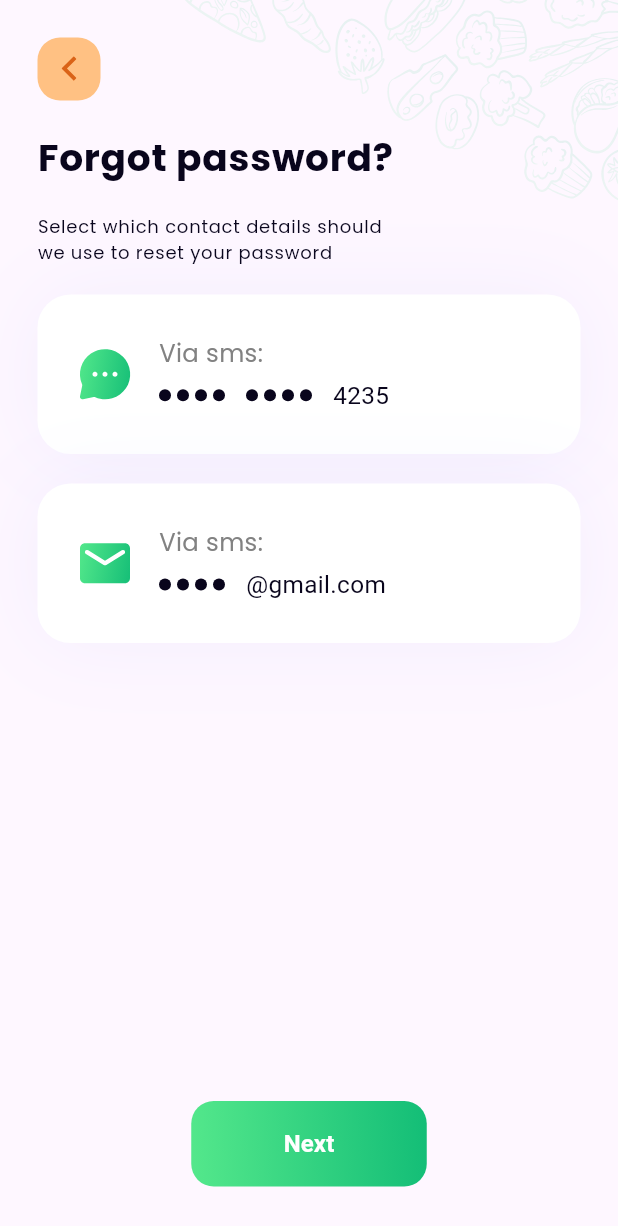
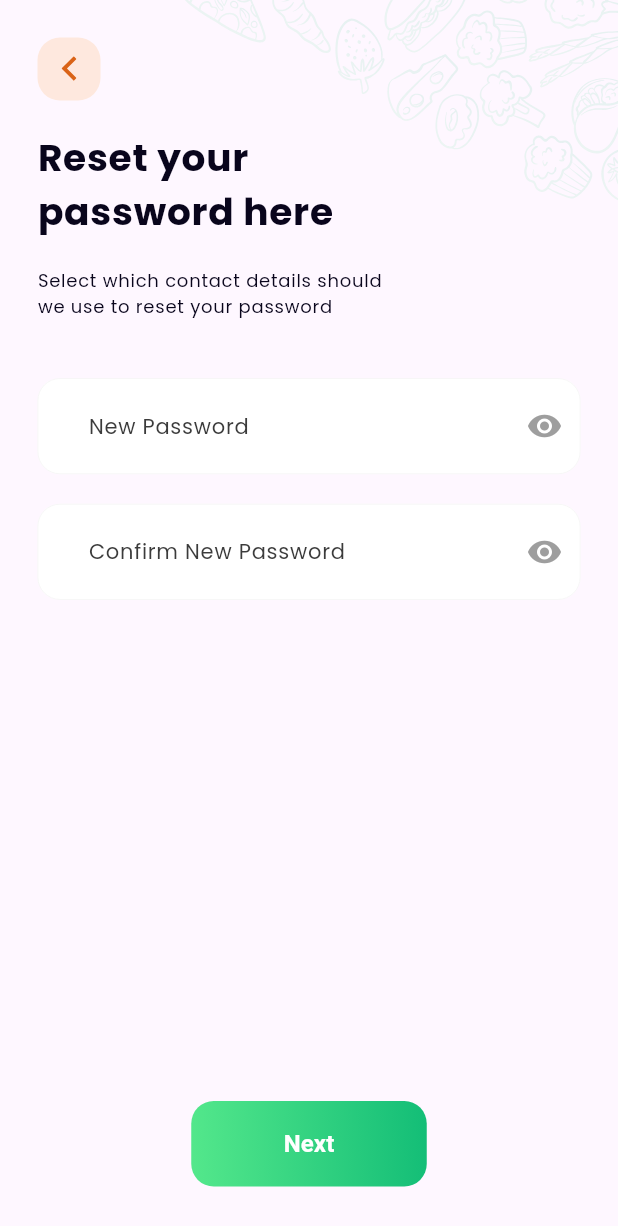
Before and after one commit to FarmSwapPH/farmswap-v2, a Flutter app: the screen it shows after launch, on a phone screen of 412 x 824 dp. Shown: the top 1226 px of the screen. Run offline on Flutter 3.47's test engine with Material 2 defaults, Android fonts, the phone set to English and light mode, and no system bars; our stand-ins replace flutter_svg, google_fonts, pin_code_fields; Roboto replaces fonts that are missing (Manrope); project files that could hold a hidden picture were left out.

Commit message:
Feat: Add Password Reset Screen

```diff
--- a/lib/main.dart
+++ b/lib/main.dart
@@ -1,6 +1,7 @@
 import 'package:farmswap_v2/src/features/authentication/presentation/bio_screen.dart';
 import 'package:farmswap_v2/src/features/authentication/presentation/forgot_password_screen.dart';
 import 'package:farmswap_v2/src/features/authentication/presentation/login_screen.dart';
+import 'package:farmswap_v2/src/features/authentication/presentation/password_reset_screen.dart';
 import 'package:farmswap_v2/src/features/authentication/presentation/payment_method_screen.dart';
 import 'package:farmswap_v2/src/features/authentication/presentation/set_location_screen.dart';
 import 'package:farmswap_v2/src/features/authentication/presentation/splash_screen.dart';
@@ -31,7 +32,7 @@ class MyApp extends StatelessWidget {
         providers: [
           ChangeNotifierProvider(create: (_) => UserProvider()),
         ],
-        child: const ForgotPasswordScreen(),
+        child: const PasswordResetScreen(),
       ),
     );
   }
--- a/lib/src/common_widgets/farm_swap_buttons/farmswap_back_arrow_button.dart
+++ b/lib/src/common_widgets/farm_swap_buttons/farmswap_back_arrow_button.dart
@@ -19,7 +19,7 @@ class FarmSwapBackArrowButton extends StatelessWidget {
           height: 42,
           width: 42,
           decoration: BoxDecoration(
-            color: const Color.fromARGB(133, 255, 144, 18),
+            color: Color.fromARGB(36, 255, 144, 18),
             borderRadius: BorderRadius.circular(15),
           ),
           child: Align(
--- /dev/null
+++ b/lib/src/features/authentication/presentation/password_reset_screen.dart
@@ -0,0 +1,76 @@
+import 'package:farmswap_v2/src/common_widgets/farm_swap_buttons/farmswap_back_arrow_button.dart';
+import 'package:farmswap_v2/src/common_widgets/input/farmswap_text_field.dart';
+import 'package:farmswap_v2/src/features/authentication/presentation/success_screen.dart';
+import 'package:flutter/material.dart';
+import 'package:flutter_svg/flutter_svg.dart';
+
+import '../../../common_widgets/farm_swap_buttons/farmswap_primary_button.dart';
+import '../../../constants/typography.dart';
+
+class PasswordResetScreen extends StatelessWidget {
+  const PasswordResetScreen({super.key});
+
+  @override
+  Widget build(BuildContext context) {
+    final width = MediaQuery.of(context).size.width;
+    final height = MediaQuery.of(context).size.height;
+    return Scaffold(
+      resizeToAvoidBottomInset: true,
+      body: SafeArea(
+        child: SizedBox(
+          height: height,
+          width: width,
+          child: Stack(
+            children: [
+              Positioned.fill(
+                top: 0,
+                right: 0,
+                child: SvgPicture.asset(
+                  "assets/svg/bio/bio-pattern.svg",
+                  fit: BoxFit.cover,
+                ),
+              ),
+              Positioned(
+                child: Container(
+                  padding: const EdgeInsets.all(25),
+                  child: Column(
+                    crossAxisAlignment: CrossAxisAlignment.start,
+                    children: [
+                      const FarmSwapBackArrowButton(),
+                      SizedBox(height: height * 0.024),
+                      screenTitle(value: "Reset your\npassword here"),
+                      SizedBox(height: height * 0.024),
+                      baseText(
+                        value:
+                            "Select which contact details should\nwe use to reset your password",
+                      ),
+                      SizedBox(height: height * 0.048),
+                      FarmSwapTextField(
+                        hintText: "New Password",
+                        onPress: () {},
+                        isPassword: true,
+                      ),
+                      SizedBox(height: height * 0.024),
+                      FarmSwapTextField(
+                        hintText: "Confirm New Password",
+                        onPress: () {},
+                        isPassword: true,
+                      ),
+                      const Spacer(),
+                      Center(
+                        child: FarmSwapPrimaryButton(
+                          buttonTitle: "Next",
+                          nextScreen: SuccessScreen(),
+                        ),
+                      ),
+                    ],
+                  ),
+                ),
+              ),
+            ],
+          ),
+        ),
+      ),
+    );
+  }
+}
--- a/lib/src/features/authentication/presentation/success_screen.dart
+++ b/lib/src/features/authentication/presentation/success_screen.dart
@@ -3,7 +3,10 @@ import 'package:flutter_svg/flutter_svg.dart';
 import 'package:google_fonts/google_fonts.dart';
 
 class SuccessScreen extends StatelessWidget {
-  const SuccessScreen({super.key});
+  SuccessScreen({super.key, this.title, this.subtitle});
+
+  String? title;
+  String? subtitle;
 
   @override
   Widget build(BuildContext context) {
@@ -41,7 +44,7 @@ class SuccessScreen extends StatelessWidget {
                           ).createShader(bounds);
                         },
                         child: Text(
-                          'Congrats!',
+                          title ?? 'Congrats!',
                           textAlign: TextAlign.center,
                           style: GoogleFonts.poppins(
                             textStyle: const TextStyle(
@@ -55,7 +58,7 @@ class SuccessScreen extends StatelessWidget {
                       ),
                       SizedBox(height: height * 0.02),
                       Text(
-                        'Your Profile Is Ready To Use',
+                        subtitle ?? 'Your Profile Is Ready To Use',
                         textAlign: TextAlign.center,
                         style: GoogleFonts.poppins(
                           textStyle: const TextStyle(
```
